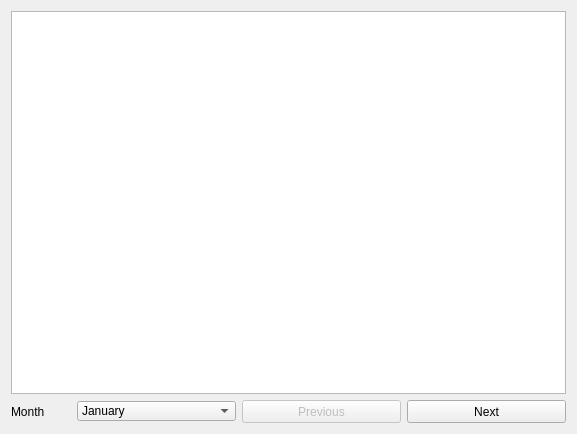
Above: SimpleCalendarCreator/src/window/PreviewWindow.ui from kelvinchin12070811/SimpleCalendarCreator before the change. Below: the same form after it.
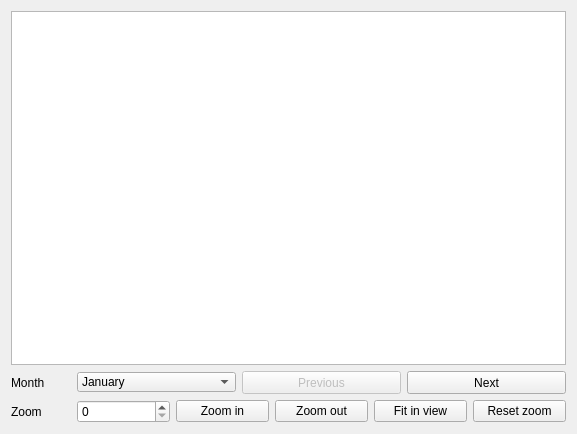
That is the form after the change.

Commit message: Zoomable preview window implemented

```diff
--- a/SimpleCalendarCreator/src/window/PreviewWindow.ui
+++ b/SimpleCalendarCreator/src/window/PreviewWindow.ui
@@ -188,6 +188,60 @@
      </item>
     </layout>
    </item>
+   <item>
+    <layout class="QHBoxLayout" name="horizontalLayout_2">
+     <item>
+      <widget class="QLabel" name="label_2">
+       <property name="minimumSize">
+        <size>
+         <width>60</width>
+         <height>0</height>
+        </size>
+       </property>
+       <property name="maximumSize">
+        <size>
+         <width>60</width>
+         <height>16777215</height>
+        </size>
+       </property>
+       <property name="text">
+        <string>Zoom</string>
+       </property>
+      </widget>
+     </item>
+     <item>
+      <widget class="QSpinBox" name="zoomLevel"/>
+     </item>
+     <item>
+      <widget class="QPushButton" name="zoomIn">
+       <property name="text">
+        <string>Zoom in</string>
+       </property>
+      </widget>
+     </item>
+     <item>
+      <widget class="QPushButton" name="zoomOut">
+       <property name="text">
+        <string>Zoom out</string>
+       </property>
+      </widget>
+     </item>
+     <item>
+      <widget class="QPushButton" name="fitInView">
+       <property name="text">
+        <string>Fit in view</string>
+       </property>
+      </widget>
+     </item>
+     <item>
+      <widget class="QPushButton" name="resetZoom">
+       <property name="text">
+        <string>Reset zoom</string>
+       </property>
+      </widget>
+     </item>
+    </layout>
+   </item>
   </layout>
  </widget>
  <layoutdefault spacing="6" margin="11"/>
```
The commit also changes 3 other files.
